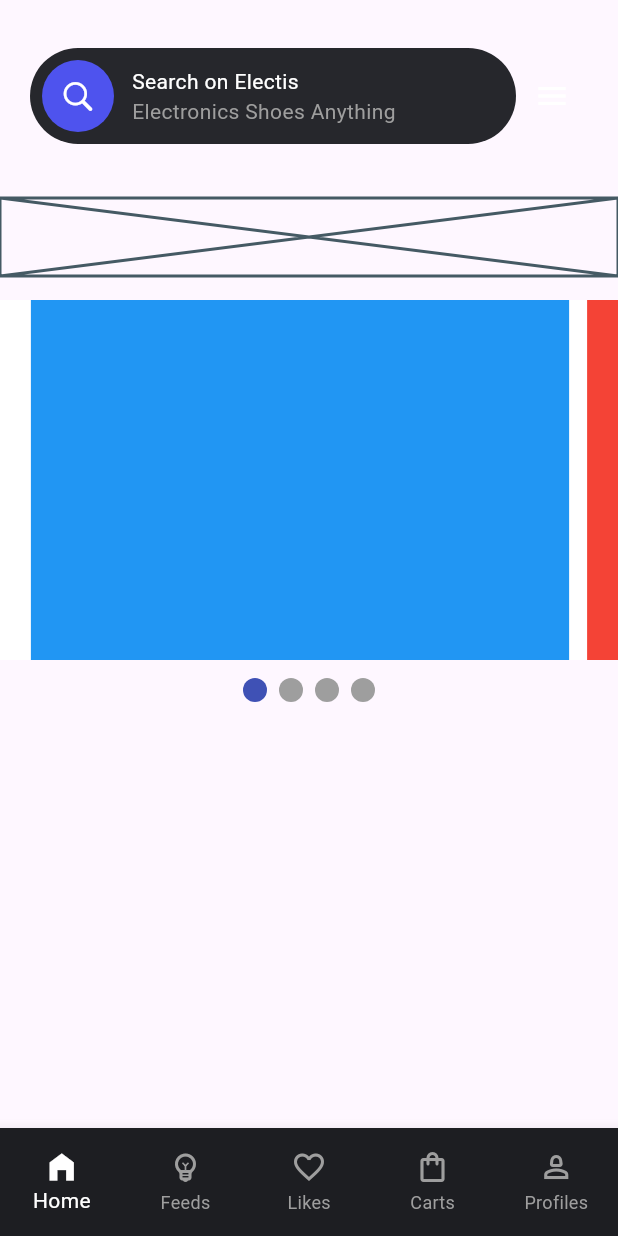
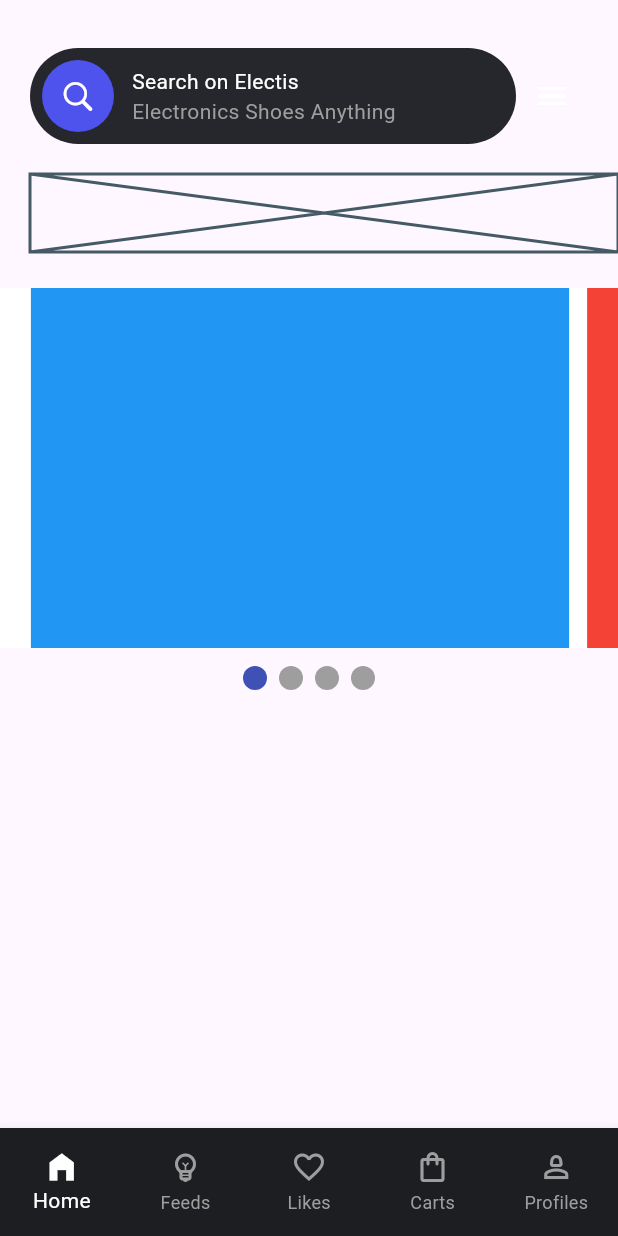
Before and after one commit to JAICHANGPARK/flutter_notebook_chapter_38, a Flutter app: the ElectronicHomePage screen opened directly, on a phone screen of 412 x 824 dp. Run offline on Flutter 3.47's test engine with Material 3 defaults, Android fonts, the phone set to English and light mode, and no system bars; drawn by our look-alikes of smooth_page_indicator; our stand-ins replace gap, go_router.

Commit message:
Update electronic_home_page.dart

```diff
--- a/lib/ep1922_electronic_app/view/electronic_home_page.dart
+++ b/lib/ep1922_electronic_app/view/electronic_home_page.dart
@@ -77,9 +77,11 @@ class _ElectronicHomePageState extends State<ElectronicHomePage> {
                 ],
               ),
             ),
+
             Padding(
-              padding: const EdgeInsets.symmetric(vertical: 16),
-              child: SizedBox(
+              padding: const EdgeInsets.only(bottom: 24),
+              child: Container(
+                margin: EdgeInsets.only(left: 20),
                 height: 52,
                 child: Placeholder(),
               ),
@@ -113,6 +115,7 @@ class _ElectronicHomePageState extends State<ElectronicHomePage> {
             SmoothPageIndicator(
               controller: pageController,
               count: 4,
+
 
 
             )
```
